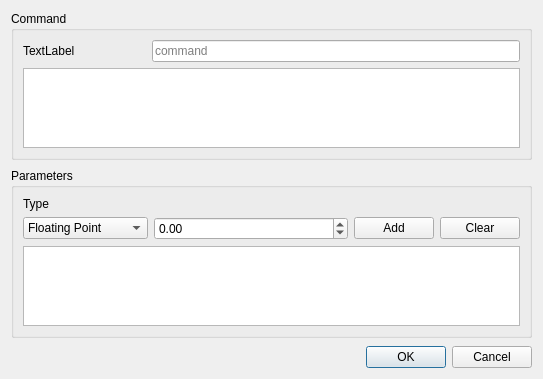
constellation-daq/Constellation, file cxx/constellation/gui/QCommandDialog.ui: the form before one commit.
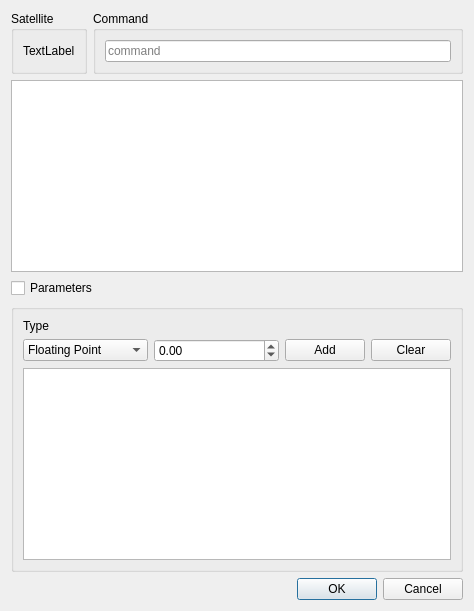
The form after the commit.

Commit message: cxx: improve cmd dialog

```diff
--- a/cxx/constellation/gui/QCommandDialog.ui
+++ b/cxx/constellation/gui/QCommandDialog.ui
@@ -10,66 +10,41 @@
     <height>379</height>
    </rect>
   </property>
+  <property name="sizePolicy">
+   <sizepolicy hsizetype="Fixed" vsizetype="Preferred">
+    <horstretch>0</horstretch>
+    <verstretch>0</verstretch>
+   </sizepolicy>
+  </property>
   <property name="windowTitle">
    <string>Dialog</string>
   </property>
-  <layout class="QVBoxLayout" name="verticalLayout">
-   <property name="spacing">
-    <number>8</number>
+  <layout class="QGridLayout" name="gridLayout_3">
+   <property name="sizeConstraint">
+    <enum>QLayout::SetFixedSize</enum>
    </property>
-   <item>
-    <widget class="QGroupBox" name="commandBox">
-     <property name="title">
-      <string>Command</string>
-     </property>
-     <layout class="QGridLayout" name="gridLayout">
-      <item row="0" column="0">
-       <widget class="QLabel" name="satelliteName">
-        <property name="sizePolicy">
-         <sizepolicy hsizetype="Preferred" vsizetype="Preferred">
-          <horstretch>1</horstretch>
-          <verstretch>0</verstretch>
-         </sizepolicy>
-        </property>
-        <property name="text">
-         <string>TextLabel</string>
-        </property>
-       </widget>
-      </item>
-      <item row="0" column="1">
-       <widget class="QLineEdit" name="commandLineEdit">
-        <property name="sizePolicy">
-         <sizepolicy hsizetype="Expanding" vsizetype="Fixed">
-          <horstretch>3</horstretch>
-          <verstretch>0</verstretch>
-         </sizepolicy>
-        </property>
-        <property name="text">
-         <string/>
-        </property>
-        <property name="placeholderText">
-         <string>command</string>
-        </property>
-        <property name="clearButtonEnabled">
-         <bool>true</bool>
-        </property>
-       </widget>
-      </item>
-      <item row="2" column="0" colspan="2">
-       <widget class="QTextEdit" name="commandDescription">
-        <property name="enabled">
-         <bool>true</bool>
-        </property>
-       </widget>
-      </item>
-     </layout>
-    </widget>
-   </item>
-   <item>
-    <widget class="QGroupBox" name="parameterBox">
-     <property name="title">
+   <item row="2" column="0" colspan="2">
+    <widget class="QCheckBox" name="checkBox">
+     <property name="text">
       <string>Parameters</string>
      </property>
+    </widget>
+   </item>
+   <item row="4" column="0" colspan="2">
+    <widget class="QDialogButtonBox" name="buttonBox">
+     <property name="orientation">
+      <enum>Qt::Orientation::Horizontal</enum>
+     </property>
+     <property name="standardButtons">
+      <set>QDialogButtonBox::StandardButton::Cancel|QDialogButtonBox::StandardButton::Ok</set>
+     </property>
+    </widget>
+   </item>
+   <item row="3" column="0" colspan="2">
+    <widget class="QGroupBox" name="parameterBox">
+     <property name="title">
+      <string/>
+     </property>
      <layout class="QGridLayout" name="gridLayout_2">
       <item row="1" column="1">
        <widget class="QStackedWidget" name="stackedWidgetType">
@@ -303,13 +278,60 @@
      </layout>
     </widget>
    </item>
-   <item>
-    <widget class="QDialogButtonBox" name="buttonBox">
-     <property name="orientation">
-      <enum>Qt::Orientation::Horizontal</enum>
+   <item row="0" column="1">
+    <widget class="QGroupBox" name="commandBox">
+     <property name="title">
+      <string>Command</string>
      </property>
-     <property name="standardButtons">
-      <set>QDialogButtonBox::StandardButton::Cancel|QDialogButtonBox::StandardButton::Ok</set>
+     <layout class="QGridLayout" name="gridLayout">
+      <item row="0" column="1">
+       <widget class="QLineEdit" name="commandLineEdit">
+        <property name="sizePolicy">
+         <sizepolicy hsizetype="Expanding" vsizetype="Fixed">
+          <horstretch>3</horstretch>
+          <verstretch>0</verstretch>
+         </sizepolicy>
+        </property>
+        <property name="text">
+         <string/>
+        </property>
+        <property name="placeholderText">
+         <string>command</string>
+        </property>
+        <property name="clearButtonEnabled">
+         <bool>true</bool>
+        </property>
+       </widget>
+      </item>
+     </layout>
+    </widget>
+   </item>
+   <item row="0" column="0">
+    <widget class="QGroupBox" name="groupBox">
+     <property name="title">
+      <string>Satellite</string>
+     </property>
+     <layout class="QHBoxLayout" name="horizontalLayout">
+      <item>
+       <widget class="QLabel" name="satelliteName">
+        <property name="sizePolicy">
+         <sizepolicy hsizetype="Preferred" vsizetype="Preferred">
+          <horstretch>1</horstretch>
+          <verstretch>0</verstretch>
+         </sizepolicy>
+        </property>
+        <property name="text">
+         <string>TextLabel</string>
+        </property>
+       </widget>
+      </item>
+     </layout>
+    </widget>
+   </item>
+   <item row="1" column="0" colspan="2">
+    <widget class="QTextEdit" name="commandDescription">
+     <property name="enabled">
+      <bool>true</bool>
      </property>
     </widget>
    </item>
```
Left out of the diff: 32 changed lines with no effect on the pictures. The commit also changes 1 other file.
